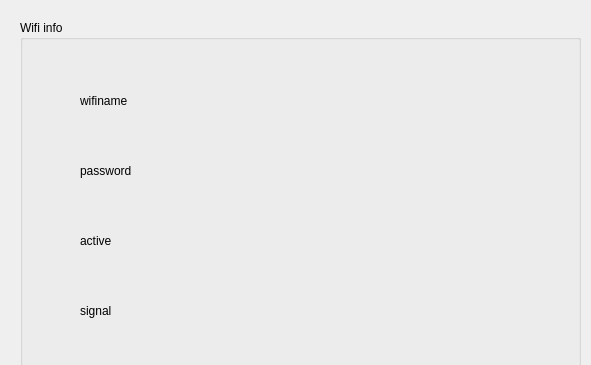
The window that qt/t507/wifi.ui (jizizihe/baijie_demo) describes before a commit, drawn with Qt 5; both pictures show x 330 to 921 and y 0 to 365 of the 1024 by 600 pixel window.
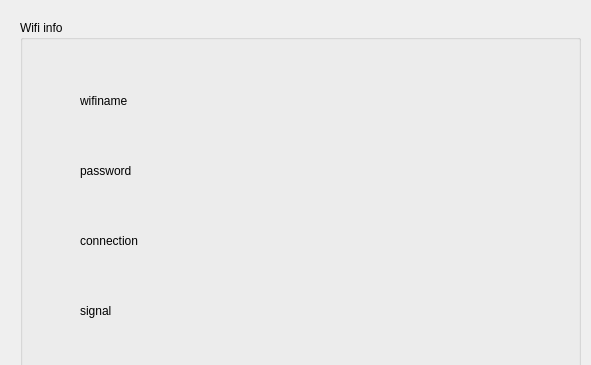
The same window after the commit. The open tabs and pages were chosen to show the change. Icons and pictures are not drawn. Custom widgets are drawn as their Qt base class.

Commit message: func:add database,modifying wifi connection

```diff
--- a/qt/t507/wifi.ui
+++ b/qt/t507/wifi.ui
@@ -354,12 +354,12 @@
         <rect>
          <x>60</x>
          <y>200</y>
-         <width>131</width>
+         <width>171</width>
          <height>41</height>
         </rect>
        </property>
        <property name="text">
-        <string>active</string>
+        <string>connection</string>
        </property>
       </widget>
       <widget class="QLabel" name="label_5">
@@ -419,7 +419,7 @@
         <rect>
          <x>60</x>
          <y>130</y>
-         <width>141</width>
+         <width>171</width>
          <height>41</height>
         </rect>
        </property>
@@ -459,7 +459,7 @@
          <x>270</x>
          <y>130</y>
          <width>221</width>
-         <height>61</height>
+         <height>41</height>
         </rect>
        </property>
        <property name="text">
```
Left out of the diff: 3 changed lines with no effect on the pictures. The commit also changes 10 other files.
